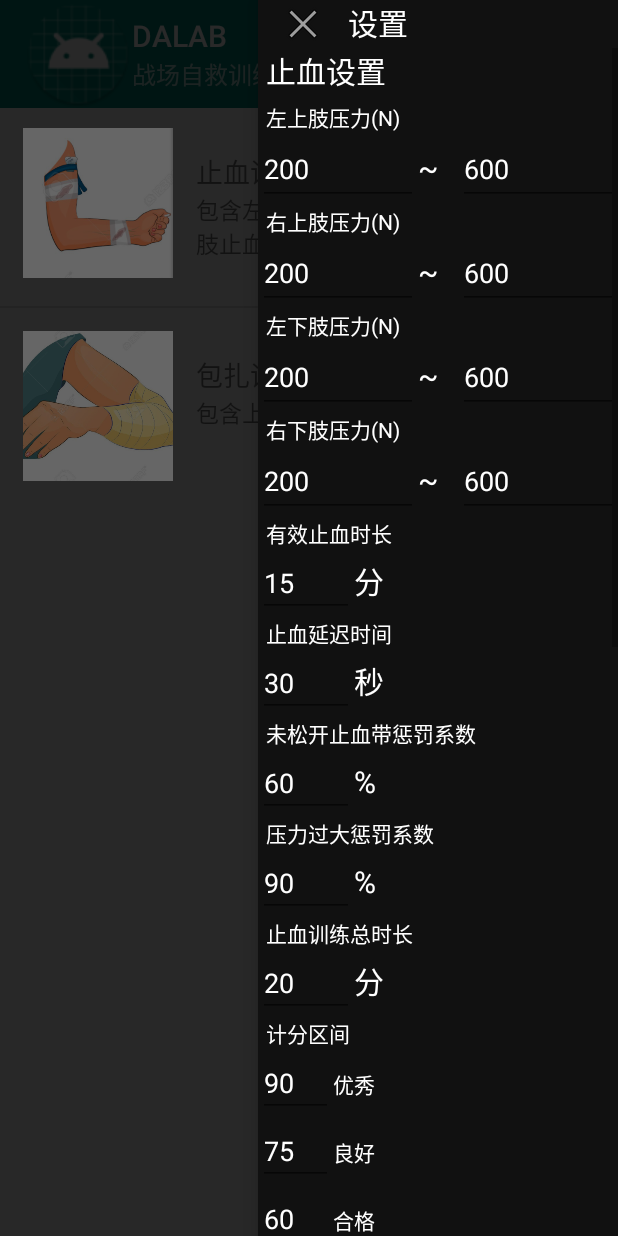
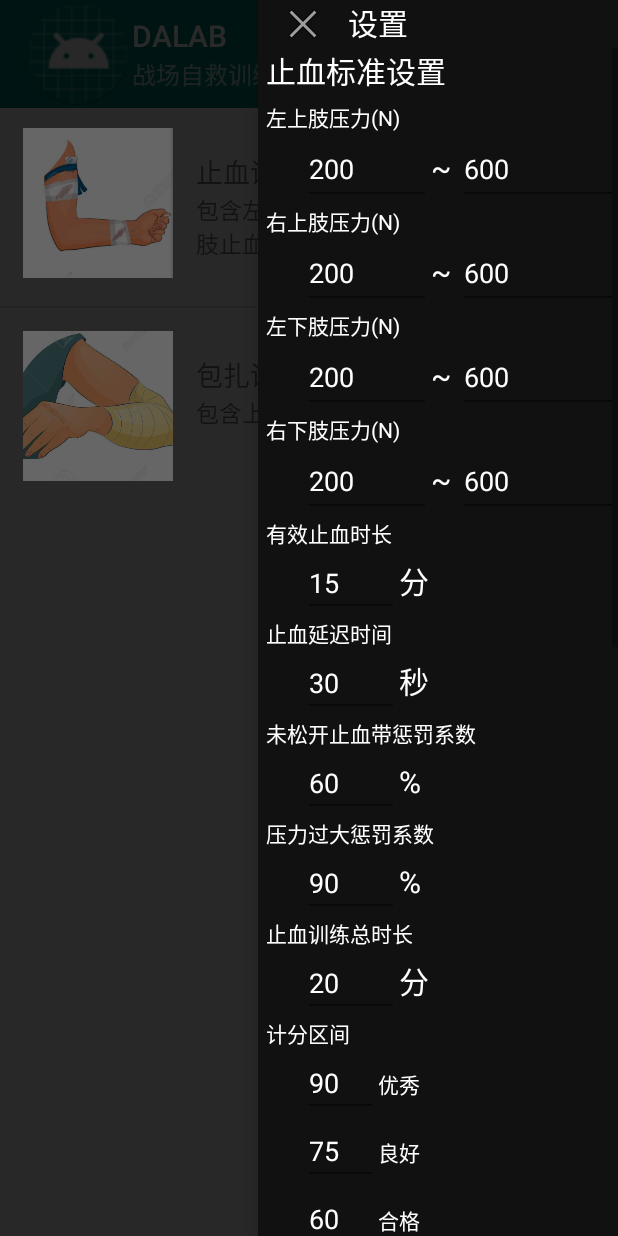
Before and after one commit to Pan-Fengli/MainApp, an Android app: the screen it shows after launch (MainPage), with the side drawer open, on a phone screen of 412 x 824 dp. Run offline under Robolectric (Android 15) with nearby library versions, the phone set to English and light mode, and no system bars; pictures from the network do not load.

Commit message:
fix：继续改UI
 把mmhg都改成了N
以及设置界面的padding改了一下好了

```diff
--- a/app/src/main/java/com/dalab/dalabapp/DataPage/BindDataPage.java
+++ b/app/src/main/java/com/dalab/dalabapp/DataPage/BindDataPage.java
@@ -162,7 +162,7 @@ public class BindDataPage extends AppCompatActivity {
             chart.invalidate();//重绘
             storage.clear();
             //最后再修改text
-            String newForce = (int) average + "mmHg";
+            String newForce = (int) average + "N";
             forceText.setText(newForce);
             //还要检查一下颜色
             checkColor((int) average);
--- a/app/src/main/java/com/dalab/dalabapp/DataPage/HoeostasisDataPage.java
+++ b/app/src/main/java/com/dalab/dalabapp/DataPage/HoeostasisDataPage.java
@@ -237,7 +237,7 @@ public class HoeostasisDataPage extends AppCompatActivity {
             chart.invalidate();//重绘
             storage.clear();
             //最后再修改text
-            String newForce = (int) average + "mmHg";
+            String newForce = (int) average + "N";
             forceText.setText(newForce);
             //还要检查一下颜色
             checkColor((int) average);
@@ -301,7 +301,7 @@ public class HoeostasisDataPage extends AppCompatActivity {
         percentText.setText(String.valueOf(increaseModel.percent));
         validTimeText.setText(getStringTime(increaseModel.validTime));
 //        System.out.println(increaseModel.validTime);
-        if(increaseModel.validTime >= Global.global.hoeoValidTime)
+        if(increaseModel.validTime >= Global.global.hoeoValidTime*60*1000)
             infoText.setText("请稍微放松止血带");
     }
 
--- a/app/src/main/java/com/dalab/dalabapp/TrainingPages/ResBind.java
+++ b/app/src/main/java/com/dalab/dalabapp/TrainingPages/ResBind.java
@@ -64,7 +64,7 @@ public class ResBind extends AppCompatActivity {
     {
         delayText.setText("延迟" + getStringTime(delayTime));
         validText.setText("有效" + getStringTime(validTime));
-        averageText.setText("平均压力" + String.format("%.2f", averageStress)+"mmHg");//保留两位小数
+        averageText.setText("平均压力" + String.format("%.2f", averageStress)+"N");//保留两位小数
         if(score >= Global.global.bindVeryGood)
             levelText.setText("优秀");
         else if(score >= Global.global.bindGood)
--- a/app/src/main/java/com/dalab/dalabapp/Trains/BindPage.java
+++ b/app/src/main/java/com/dalab/dalabapp/Trains/BindPage.java
@@ -29,7 +29,7 @@ public class BindPage extends AppCompatActivity {
         setContentView(R.layout.detail_list_page);
         totalTime = findViewById(R.id.detailListPageTotalTime);
 //        totalTime.setText("包扎总时长" + Global.global.bindTime / 60 + "min");
-        totalTime.setText("包扎总时长" + Global.global.bindTime  + "min");
+        totalTime.setText("包扎训练总时长" + Global.global.bindTime  + "min");
         tmp = findViewById(R.id.detailListPageValidTime);
         tmp.setTextSize(0);
         myList = findViewById(R.id.list);
--- a/app/src/main/java/com/dalab/dalabapp/Trains/Hemostasis.java
+++ b/app/src/main/java/com/dalab/dalabapp/Trains/Hemostasis.java
@@ -32,7 +32,7 @@ public class Hemostasis extends AppCompatActivity {
 //        validTime.setText("有效止血时间" + Global.global.hoeoValidTime / 60 + "min");
 //        totalTime.setText("总止血时间" + Global.global.hoeoTime / 60 + "min");
         validTime.setText("有效止血时间" + Global.global.hoeoValidTime + "min");
-        totalTime.setText("总止血时间" + Global.global.hoeoTime + "min");
+        totalTime.setText("总止血训练时长" + Global.global.hoeoTime + "min");
         validTime.setVisibility(View.VISIBLE);
         totalTime.setVisibility(View.VISIBLE);
         // others
--- a/app/src/main/java/com/dalab/dalabapp/Utils/HoeoIncreaseModel.java
+++ b/app/src/main/java/com/dalab/dalabapp/Utils/HoeoIncreaseModel.java
@@ -45,13 +45,13 @@ public class HoeoIncreaseModel {
             else if(data <= max && data >= min)
             {
                 validTime += speed;
-                if(validTime >= Global.global.hoeoValidTime)
+                if(validTime >= Global.global.hoeoValidTime*60*1000)
                     recover = true;
             }
             else
             {
                 validTime += speed;
-                if(validTime >= Global.global.hoeoValidTime)
+                if(validTime >= Global.global.hoeoValidTime*60*1000)
                     recover = true;
                 overTime += speed;
             }
--- a/app/src/main/res/layout/activity_bind_data_page.xml
+++ b/app/src/main/res/layout/activity_bind_data_page.xml
@@ -50,7 +50,7 @@
         android:id="@+id/forceText"
         android:layout_width="wrap_content"
         android:layout_height="wrap_content"
-        android:text="20mmHg"
+        android:text="20N"
         android:textSize="30sp"
         app:layout_constraintBottom_toBottomOf="parent"
         app:layout_constraintEnd_toEndOf="parent"
@@ -74,7 +74,7 @@
             android:id="@+id/textView10"
             android:layout_width="wrap_content"
             android:layout_height="wrap_content"
-            android:text="压力/mmHg"
+            android:text="压力/N"
             android:textColor="@color/black" />
 
         <com.dalab.dalabapp.SelfDefineViews.DrawLineChart
--- a/app/src/main/res/layout/activity_hoeostasis_data_page.xml
+++ b/app/src/main/res/layout/activity_hoeostasis_data_page.xml
@@ -51,7 +51,7 @@
         android:id="@+id/forceText"
         android:layout_width="wrap_content"
         android:layout_height="wrap_content"
-        android:text="300mmHg"
+        android:text="300N"
         android:textSize="30sp"
         app:layout_constraintBottom_toBottomOf="parent"
         app:layout_constraintEnd_toEndOf="parent"
@@ -76,7 +76,7 @@
             android:id="@+id/textView10"
             android:layout_width="wrap_content"
             android:layout_height="wrap_content"
-            android:text="压力/mmHg"
+            android:text="压力/N"
             android:textColor="@color/black" />
 
         <com.dalab.dalabapp.SelfDefineViews.DrawLineChart
--- a/app/src/main/res/layout/main_page.xml
+++ b/app/src/main/res/layout/main_page.xml
@@ -91,15 +91,16 @@
                 android:background="#111"
                 android:descendantFocusability="beforeDescendants"
                 android:orientation="vertical">
+
                 <TextView
                     android:layout_width="match_parent"
                     android:layout_height="wrap_content"
                     android:layout_marginLeft="5dp"
                     android:layout_marginBottom="5dp"
-                    android:text="止血设置"
-                    android:textSize="20sp"
+                    android:text="止血标准设置"
+                    android:textColor="@android:color/background_light"
 
-                    android:textColor="@android:color/background_light" />
+                    android:textSize="20sp" />
                 <LinearLayout
                     android:layout_width="match_parent"
                     android:layout_height="wrap_content"
@@ -117,6 +118,7 @@
                 <LinearLayout
                     android:layout_width="match_parent"
                     android:layout_height="wrap_content"
+                    android:paddingLeft="30dp"
                     android:descendantFocusability="beforeDescendants"
                     android:orientation="horizontal">
 
@@ -124,7 +126,7 @@
                         android:id="@+id/left_up_Low"
                         android:layout_width="wrap_content"
                         android:layout_height="wrap_content"
-                        android:ems="5"
+                        android:ems="4"
                         android:hint="下限"
                         android:importantForAutofill="no"
                         android:inputType="number"
@@ -132,12 +134,13 @@
                         android:textColorHint="@android:color/background_light" />
 
                     <TextView
-                        android:layout_width="0dp"
+                        android:layout_width="wrap_content"
                         android:layout_height="wrap_content"
-                        android:layout_weight="2"
+                        android:layout_weight="1"
                         android:text="~"
                         android:textColor="@android:color/background_light"
                         android:textSize="20sp" />
+
                     <EditText
                         android:id="@+id/left_up_High"
                         android:layout_width="wrap_content"
@@ -167,6 +170,7 @@
                 <LinearLayout
                     android:layout_width="match_parent"
                     android:layout_height="wrap_content"
+                    android:paddingLeft="30dp"
                     android:descendantFocusability="beforeDescendants"
                     android:orientation="horizontal">
 
@@ -174,7 +178,7 @@
                         android:id="@+id/right_up_Low"
                         android:layout_width="wrap_content"
                         android:layout_height="wrap_content"
-                        android:ems="5"
+                        android:ems="4"
                         android:hint="下限"
                         android:importantForAutofill="no"
                         android:inputType="number"
@@ -211,6 +215,7 @@
                 <LinearLayout
                     android:layout_width="match_parent"
                     android:layout_height="wrap_content"
+                    android:paddingLeft="30dp"
                     android:descendantFocusability="beforeDescendants"
                     android:orientation="horizontal">
 
@@ -218,7 +223,7 @@
                         android:id="@+id/left_down_Low"
                         android:layout_width="wrap_content"
                         android:layout_height="wrap_content"
-                        android:ems="5"
+                        android:ems="4"
                         android:hint="下限"
                         android:importantForAutofill="no"
                         android:inputType="number"
@@ -255,13 +260,14 @@
                 <LinearLayout
                     android:layout_width="match_parent"
                     android:layout_height="wrap_content"
+                    android:paddingLeft="30dp"
                     android:descendantFocusability="beforeDescendants"
                     android:orientation="horizontal">
                     <EditText
                         android:id="@+id/right_down_Low"
                         android:layout_width="wrap_content"
                         android:layout_height="wrap_content"
-                        android:ems="5"
+                        android:ems="4"
                         android:hint="下限"
                         android:importantForAutofill="no"
                         android:inputType="number"
@@ -296,13 +302,15 @@
                     android:layout_height="wrap_content"
                     android:descendantFocusability="beforeDescendants"
                     android:gravity="left"
+                    android:paddingLeft="30dp"
                     android:orientation="horizontal">
+
                     <EditText
                         android:id="@+id/hoeoValidTime"
                         android:layout_width="wrap_content"
                         android:layout_height="wrap_content"
                         android:ems="3"
-                        android:hint="900"
+                        android:hint="15"
                         android:importantForAutofill="no"
                         android:inputType="number"
                         android:textColor="@android:color/background_light"
@@ -326,6 +334,7 @@
                     android:layout_height="wrap_content"
                     android:descendantFocusability="beforeDescendants"
                     android:gravity="left"
+                    android:paddingLeft="30dp"
                     android:orientation="horizontal">
                     <EditText
                         android:id="@+id/hoeoDelayTime"
@@ -355,6 +364,7 @@
                     android:layout_height="wrap_content"
                     android:descendantFocusability="beforeDescendants"
                     android:gravity="left"
+                    android:paddingLeft="30dp"
                     android:orientation="horizontal">
                     <EditText
                         android:id="@+id/hoeoReleasePunish"
@@ -384,6 +394,7 @@
                     android:layout_height="wrap_content"
                     android:descendantFocusability="beforeDescendants"
                     android:gravity="left"
+                    android:paddingLeft="30dp"
                     android:orientation="horizontal">
                     <EditText
                         android:id="@+id/hoeoPressPunish"
@@ -413,13 +424,15 @@
                     android:layout_height="wrap_content"
                     android:descendantFocusability="beforeDescendants"
                     android:gravity="left"
+                    android:paddingLeft="30dp"
                     android:orientation="horizontal">
+
                     <EditText
                         android:id="@+id/hoeoTime"
                         android:layout_width="wrap_content"
                         android:layout_height="wrap_content"
                         android:ems="3"
-                        android:hint="1500"
+                        android:hint="20"
                         android:importantForAutofill="no"
                         android:inputType="number"
                         android:textColor="@android:color/background_light"
@@ -442,6 +455,7 @@
                 <LinearLayout
                     android:layout_width="match_parent"
                     android:layout_height="wrap_content"
+                    android:paddingLeft="30dp"
                     android:orientation="horizontal">
                     <EditText
                         android:id="@+id/hoeoVeryGood"
@@ -458,6 +472,7 @@
                 <LinearLayout
                     android:layout_width="match_parent"
                     android:layout_height="wrap_content"
+                    android:paddingLeft="30dp"
                     android:orientation="horizontal">
                     <EditText
                         android:id="@+id/hoeoGood"
@@ -474,6 +489,7 @@
                 <LinearLayout
                     android:layout_width="match_parent"
                     android:layout_height="wrap_content"
+                    android:paddingLeft="30dp"
                     android:orientation="horizontal">
                     <EditText
                         android:id="@+id/hoeoNormal"
@@ -492,14 +508,15 @@
                     android:text="分割线"
                     android:layout_width="match_parent"
                     android:background="@color/colorAccent"/>
+
                 <TextView
                     android:layout_width="match_parent"
                     android:layout_height="wrap_content"
                     android:layout_marginLeft="5dp"
                     android:layout_marginBottom="5dp"
-                    android:text="包扎设置"
-                    android:textSize="20sp"
-                    android:textColor="@android:color/background_light" />
+                    android:text="包扎标准设置"
+                    android:textColor="@android:color/background_light"
+                    android:textSize="20sp" />
                 <!--                *********************************************-->
                 <TextView
                     android:layout_width="match_parent"
@@ -512,13 +529,14 @@
                     android:layout_width="match_parent"
                     android:layout_height="wrap_content"
                     android:descendantFocusability="beforeDescendants"
+                    android:paddingLeft="30dp"
                     android:orientation="horizontal">
 
                     <EditText
                         android:id="@+id/up_Low"
                         android:layout_width="wrap_content"
                         android:layout_height="wrap_content"
-                        android:ems="5"
+                        android:ems="4"
                         android:hint="下限"
                         android:importantForAutofill="no"
                         android:inputType="number"
@@ -556,13 +574,14 @@
                     android:layout_width="match_parent"
                     android:layout_height="wrap_content"
                     android:descendantFocusability="beforeDescendants"
+                    android:paddingLeft="30dp"
                     android:orientation="horizontal">
 
                     <EditText
                         android:id="@+id/down_Low"
                         android:layout_width="wrap_content"
                         android:layout_height="wrap_content"
-                        android:ems="5"
+                        android:ems="4"
                         android:hint="下限"
                         android:importantForAutofill="no"
                         android:inputType="number"
@@ -599,6 +618,7 @@
                     android:layout_height="wrap_content"
                     android:descendantFocusability="beforeDescendants"
                     android:gravity="left"
+                    android:paddingLeft="30dp"
                     android:orientation="horizontal">
                     <EditText
                         android:id="@+id/bindPressPunish"
@@ -628,6 +648,7 @@
                     android:layout_height="wrap_content"
                     android:descendantFocusability="beforeDescendants"
                     android:gravity="left"
+                    android:paddingLeft="30dp"
                     android:orientation="horizontal">
                     <EditText
                         android:id="@+id/bindDelayTime"
@@ -657,13 +678,15 @@
                     android:layout_height="wrap_content"
                     android:descendantFocusability="beforeDescendants"
                     android:gravity="left"
+                    android:paddingLeft="30dp"
                     android:orientation="horizontal">
+
                     <EditText
                         android:id="@+id/bindTime"
                         android:layout_width="wrap_content"
                         android:layout_height="wrap_content"
                         android:ems="3"
-                        android:hint="180"
+                        android:hint="3"
                         android:importantForAutofill="no"
                         android:inputType="number"
                         android:textColor="@android:color/background_light"
@@ -686,6 +709,7 @@
                 <LinearLayout
                     android:layout_width="match_parent"
                     android:layout_height="wrap_content"
+                    android:paddingLeft="30dp"
                     android:orientation="horizontal">
                     <EditText
                         android:id="@+id/bindVeryGood"
@@ -702,6 +726,7 @@
                 <LinearLayout
                     android:layout_width="match_parent"
                     android:layout_height="wrap_content"
+                    android:paddingLeft="30dp"
                     android:orientation="horizontal">
                     <EditText
                         android:id="@+id/bindGood"
@@ -718,6 +743,7 @@
                 <LinearLayout
                     android:layout_width="match_parent"
                     android:layout_height="wrap_content"
+                    android:paddingLeft="30dp"
                     android:orientation="horizontal">
                     <EditText
                         android:id="@+id/bindNormal"
@@ -756,6 +782,7 @@
                     android:layout_height="wrap_content"
                     android:descendantFocusability="beforeDescendants"
                     android:gravity="left"
+                    android:paddingLeft="30dp"
                     android:orientation="horizontal">
 
                     <EditText
@@ -789,6 +816,7 @@
                     android:layout_height="wrap_content"
                     android:descendantFocusability="beforeDescendants"
                     android:gravity="left"
+                    android:paddingLeft="30dp"
                     android:orientation="horizontal">
 
                     <EditText
```
Lines whose indentation alone changed are shown as unchanged.
